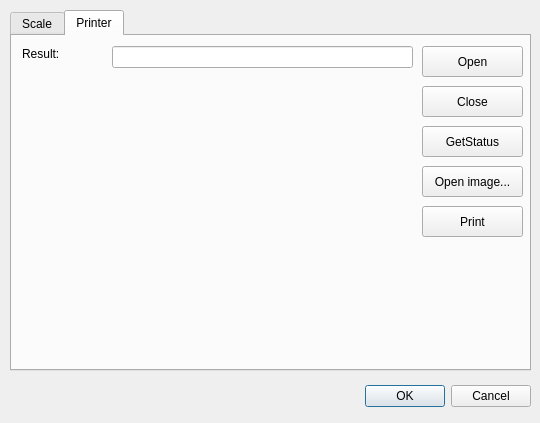
Old version of the form src/maindialog.ui in the repository shtrih-m/oposcale.
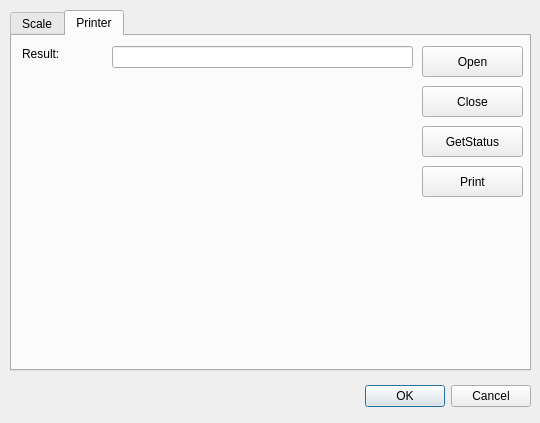
New version of the form. Icons and pictures are not drawn.

Commit message: [+] Added label print

The edit to the form file:
```diff
--- a/src/maindialog.ui
+++ b/src/maindialog.ui
@@ -335,7 +335,7 @@
      <property name="geometry">
       <rect>
        <x>410</x>
-       <y>170</y>
+       <y>130</y>
        <width>101</width>
        <height>31</height>
       </rect>
@@ -370,20 +370,7 @@
       <string/>
      </property>
      <property name="pixmap">
-      <pixmap>res/Globus.bmp</pixmap>
-     </property>
-    </widget>
-    <widget class="QPushButton" name="btnOpenImage">
-     <property name="geometry">
-      <rect>
-       <x>410</x>
-       <y>130</y>
-       <width>101</width>
-       <height>31</height>
-      </rect>
-     </property>
-     <property name="text">
-      <string>Open image...</string>
+      <pixmap>res/Label.jpg</pixmap>
      </property>
     </widget>
    </widget>
```
Left out of the diff: 2 changed lines with no effect on the pictures. The commit also changes 6 other files.
